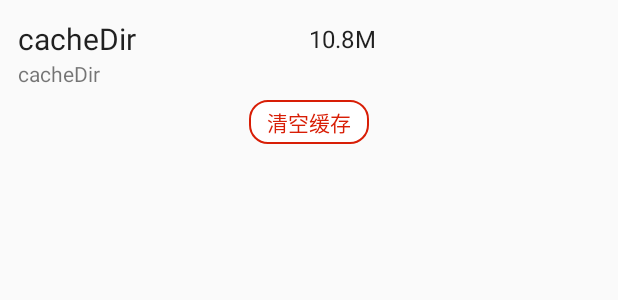
After one commit to KisCode/AndroidFileShare, an Android app: the layout item_path_mananger.xml on its own in the app's theme, with its tools: preview values and no code run, on a phone screen of 412 x 824 dp. The commit adds this screen. Shown: the top 300 px of the screen. Run offline under Robolectric (Android 15) with nearby library versions, the phone set to English and light mode, and no system bars.

Commit message:
首页添加了缓存列表

```diff
--- /dev/null
+++ b/app/src/main/res/drawable/shape_bg_button.xml
@@ -0,0 +1,7 @@
+<?xml version="1.0" encoding="utf-8"?>
+<shape xmlns:android="http://schemas.android.com/apk/res/android">
+    <stroke android:color="@color/colorPrimary"
+        android:width="1dp"/>
+    <corners android:radius="12dp"/>
+    <solid android:color="@android:color/white"></solid>
+</shape>
--- /dev/null
+++ b/app/src/main/res/layout/item_path_mananger.xml
@@ -0,0 +1,58 @@
+<?xml version="1.0" encoding="utf-8"?>
+<androidx.constraintlayout.widget.ConstraintLayout xmlns:android="http://schemas.android.com/apk/res/android"
+    xmlns:app="http://schemas.android.com/apk/res-auto"
+    xmlns:tools="http://schemas.android.com/tools"
+    android:layout_width="match_parent"
+    android:layout_height="wrap_content"
+    android:background="?attr/selectableItemBackground"
+    android:clickable="true"
+    android:focusable="true"
+    android:padding="@dimen/inner_padding_size">
+
+    <TextView
+        android:id="@+id/tv_name_dir"
+        android:layout_width="0dp"
+        android:layout_height="wrap_content"
+        android:textColor="@color/textColorPrimary"
+        android:textSize="@dimen/title_text_size"
+        app:layout_constraintBottom_toTopOf="@id/tv_path_dir"
+        app:layout_constraintEnd_toStartOf="@+id/tv_size_dir"
+        app:layout_constraintStart_toStartOf="parent"
+        app:layout_constraintTop_toTopOf="parent"
+        tools:text="cacheDir" />
+
+    <TextView
+        android:id="@+id/tv_size_dir"
+        android:layout_width="0dp"
+        android:layout_height="wrap_content"
+        android:textColor="@color/textColorPrimary"
+        android:textSize="@dimen/subhead_text_size"
+        app:layout_constraintBottom_toTopOf="@id/tv_path_dir"
+        app:layout_constraintEnd_toEndOf="parent"
+        app:layout_constraintStart_toEndOf="@id/tv_name_dir"
+        app:layout_constraintTop_toTopOf="parent"
+        tools:text="10.8M" />
+
+    <TextView
+        android:id="@+id/tv_path_dir"
+        android:layout_width="0dp"
+        android:layout_height="wrap_content"
+        android:textColor="@color/textColorSecondary"
+        android:textSize="@dimen/body_text_size"
+        app:layout_constraintBottom_toBottomOf="@id/tv_clear"
+        app:layout_constraintEnd_toEndOf="parent"
+        app:layout_constraintStart_toStartOf="parent"
+        app:layout_constraintTop_toBottomOf="@id/tv_name_dir"
+        tools:text="cacheDir" />
+
+    <TextView
+        android:id="@+id/tv_clear"
+        style="@style/style_stroke_button"
+        android:layout_marginTop="8dp"
+        android:text="清空缓存"
+        app:layout_constraintBottom_toBottomOf="parent"
+        app:layout_constraintEnd_toEndOf="parent"
+        app:layout_constraintStart_toStartOf="parent"
+        app:layout_constraintTop_toBottomOf="@id/tv_path_dir" />
+
+</androidx.constraintlayout.widget.ConstraintLayout>
--- a/app/src/main/res/values/styles.xml
+++ b/app/src/main/res/values/styles.xml
@@ -20,4 +20,19 @@
         <item name="android:windowCloseOnTouchOutside">false</item>  <!--禁用点击空白处自动关闭 -->
     </style>
 
+    <style name="style_stroke_button">
+        <item name="android:layout_width">wrap_content</item>
+        <item name="android:layout_height">wrap_content</item>
+        <item name="android:background">@drawable/shape_bg_button</item>
+        <item name="android:textColor">@color/colorPrimary</item>
+        <item name="android:textSize">@dimen/body_text_size</item>
+        <item name="android:paddingLeft">12dp</item>
+        <item name="android:paddingRight">12dp</item>
+        <item name="android:paddingTop">4dp</item>
+        <item name="android:paddingBottom">4dp</item>
+        <item name="android:foreground">?attr/selectableItemBackground</item>
+        <item name="android:clickable">true</item>
+        <item name="android:focusable">true</item>
+    </style>
+
 </resources>
```
Also changed, not shown: app/src/main/java/demo/kiscode/fileshare/MainActivity.java (+26 -3 lines), app/src/main/java/demo/kiscode/fileshare/adapter/CacheManangerAdapter.java (added, +84 -0 lines), app/src/main/res/layout/activity_main.xml (+6 -6 lines).
